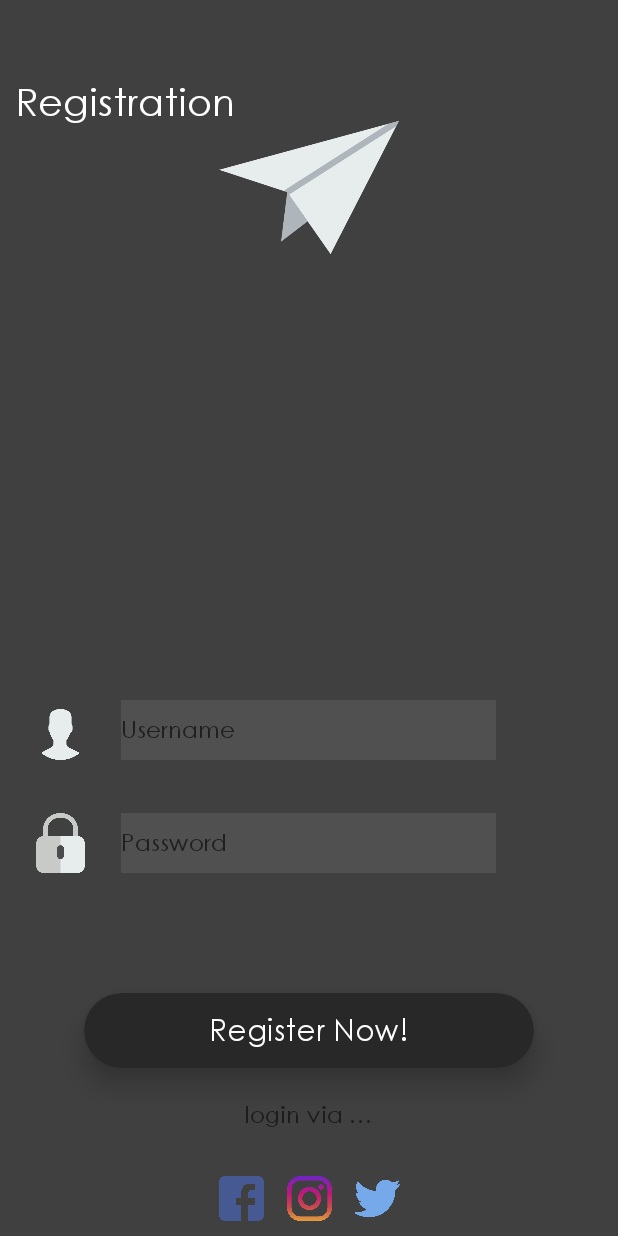
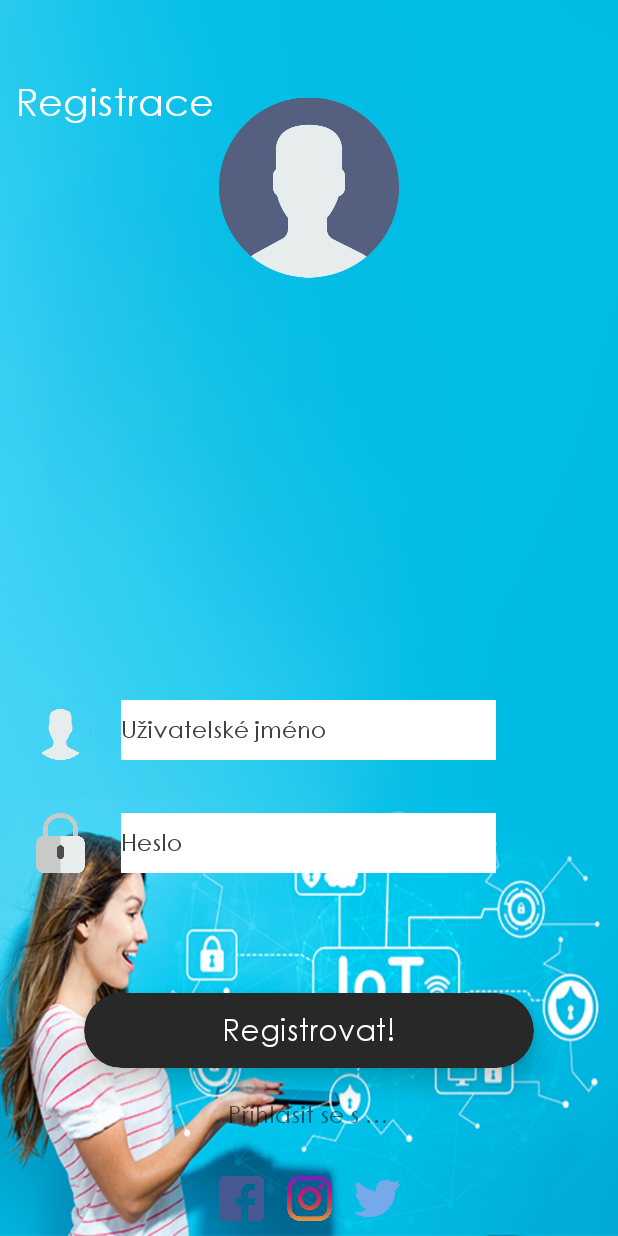
Before and after one commit to Founasek-ufo/AppOld, an Android app: the RegistrationActivity screen opened directly, with no data from a screen before it, on a phone screen of 412 x 824 dp. Run offline under Robolectric (Android 15) with nearby library versions, the phone set to English and light mode, and no system bars.

Commit message:
- Design 2.0

```diff
--- a/app/src/main/AndroidManifest.xml
+++ b/app/src/main/AndroidManifest.xml
@@ -13,8 +13,11 @@
             android:label="@string/app_name"
             android:roundIcon="@mipmap/ic_launcher_round"
             android:supportsRtl="true"
-            android:theme="@style/AppTheme">
+            android:theme="@style/AppTheme"
+            android:screenOrientation="portrait">
+
         <activity android:name=".activities.RegistrationActivity">
+
 
         </activity>
         <activity android:name=".activities.LoginActivity">
--- a/app/src/main/res/layout/main_activity.xml
+++ b/app/src/main/res/layout/main_activity.xml
@@ -37,12 +37,12 @@
             android:id="@+id/userUnknown"
             android:layout_width="60dp"
             android:layout_height="60dp"
+            android:layout_marginEnd="20dp"
             android:contentDescription="@string/user_photo_description"
-            app:layout_constraintTop_toTopOf="@+id/imageHouse"
-            app:srcCompat="@drawable/user_unknown"
             app:layout_constraintBottom_toTopOf="@+id/imageHouse"
             app:layout_constraintEnd_toEndOf="@+id/imageHouse"
-            android:layout_marginEnd="20dp"/>
+            app:layout_constraintTop_toTopOf="@+id/imageHouse"
+            app:srcCompat="@drawable/user_photo" />
 
     <TextView
             android:text="@string/menu_text"
--- a/app/src/main/res/layout/register_activity.xml
+++ b/app/src/main/res/layout/register_activity.xml
@@ -7,11 +7,12 @@
         android:layout_width="match_parent"
         android:layout_height="match_parent"
         android:id="@+id/ConstraintLayout"
-        tools:context=".activities.TemperatureActivity">
+        tools:context=".activities.TemperatureActivity"
+        >
 
 
     <RelativeLayout
-            android:background="@color/colorBackground"
+            android:background="@drawable/login_background"
             android:layout_height="match_parent"
             android:layout_width="match_parent"
             >
@@ -21,13 +22,13 @@
                 android:layout_width="120dp"
                 android:layout_centerHorizontal="true"
                 android:layout_alignParentTop="true"
-                app:srcCompat="@drawable/paperplane"
+                app:srcCompat="@drawable/user_unknown"
                 android:layout_marginTop="@dimen/topMargin50"
                 android:id="@+id/imageView"
                 android:contentDescription="@string/login_description"/>
 
         <EditText
-                android:background="@color/colorBackgroundLight"
+                android:background="@color/textColorWhite"
                 android:layout_height="40dp"
                 android:layout_width="250dp"
                 android:layout_centerHorizontal="true"
@@ -37,10 +38,11 @@
                 android:textSize="@dimen/textSize15"
                 android:inputType="textPersonName"
                 android:hint="@string/YourUsername_hint"
+                android:textColorHint="@color/cardview_dark_background"
                 android:ems="10"/>
 
         <EditText
-                android:background="@color/colorBackgroundLight"
+                android:background="@color/textColorWhite"
                 android:layout_height="40dp"
                 android:layout_width="250dp"
                 android:id="@+id/password_name"
@@ -50,7 +52,8 @@
                 android:ems="10"
                 android:layout_alignStart="@+id/user_name"
                 android:layout_alignBottom="@+id/cardView"
-                android:textSize="@dimen/textSize15"/>
+                android:textSize="@dimen/textSize15"
+                android:textColorHint="@color/cardview_dark_background"/>
 
 
         <androidx.cardview.widget.CardView
--- a/app/src/main/res/layout/temperature_activity.xml
+++ b/app/src/main/res/layout/temperature_activity.xml
@@ -118,7 +118,9 @@
             android:layout_marginEnd="@dimen/rightMargin20"
             android:layout_marginBottom="@dimen/bottomMargin20"
             app:layout_constraintBottom_toBottomOf="parent"
+            android:visibility="gone"
             />
 
 
+
 </androidx.constraintlayout.widget.ConstraintLayout>
--- a/app/src/main/res/values/strings.xml
+++ b/app/src/main/res/values/strings.xml
@@ -1,15 +1,15 @@
 <resources>
-    <string name="app_name">HomeSensors</string>
+    <string name="app_name">Domácí sensory</string>
 
     <!-- Main Menu - Texts -->
-    <string name="menu_text">Senznam senzorů</string>
-    <string name="sensor_text_one">  sensor je aktivní</string>
-    <string name="sensor_text_more"> sensory jsou aktivní</string>
-    <string name="sensor_before_sync"> Chvilku strpení dochází k syncrhonizaci</string>
+    <string name="menu_text">Seznam senzorů</string>
+    <string name="sensor_text_one">sensor je aktivní</string>
+    <string name="sensor_text_more">sensory jsou aktivní</string>
+    <string name="sensor_before_sync">Chvilku strpení dochází k syncrhonizaci</string>
     <string name="temperature">Teplotní senzor</string>
-    <string name="humidity">Humidity</string>
-    <string name="lights">Lights</string>
-    <string name="doors">Doors</string>
+    <string name="humidity">Vlhkost</string>
+    <string name="lights">Světla</string>
+    <string name="doors">Dveře</string>
     <string name="alarm">Alarm</string>
 
     <!-- Login Menu - Texts -->
@@ -18,19 +18,19 @@
     <string name="password_hint">Heslo</string>
 
     <!-- Register Menu - Texts -->
-    <string name="RegistrationHeadline_text">Registration</string>
-    <string name="RegisterHere_text">Register Here.</string>
-    <string name="Login_text">login via …</string>
-    <string name="register_button">Register Now!</string>
-    <string name="YourUsername_hint">Username</string>
-    <string name="YourPassword_hint">Password</string>
+    <string name="RegistrationHeadline_text">Registrace</string>
+    <string name="RegisterHere_text">Registrovat</string>
+    <string name="Login_text">Přihlásit se s …</string>
+    <string name="register_button">Registrovat!</string>
+    <string name="YourUsername_hint">Uživatelské jméno</string>
+    <string name="YourPassword_hint">Heslo</string>
 
     <!-- Temperature - Texts -->
-    <string name="message_text">Vypadá to velmi dobře!</string>
+    <string name="message_text">Data vypadají v pořádku!</string>
     <string name="temperature_value">22</string>
     <string name="temperature_mark">°C</string>
     <string name="position_text">Venkovní teplota</string>
-    <string name="synchronization_text">Just now</string>
+    <string name="synchronization_text">Nyní</string>
 
 
     <!-- Image Descriptions -->
```
